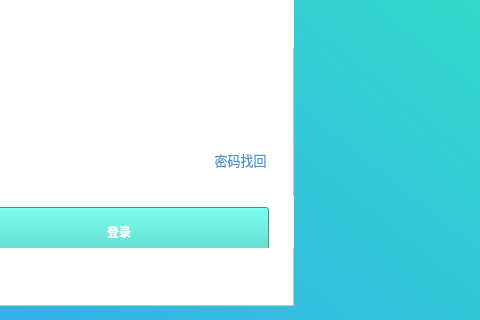
This is Library/Library/library.ui in BooksOcean/BooksOcean as Qt 5 draws it before an edit; both pictures show x 411 to 891 and y 419 to 739 of the 1060 by 850 pixel window. The edited form follows.
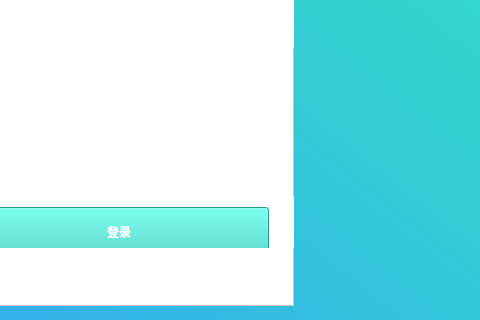
This is the edited form. Icons and pictures are not drawn.

```diff
--- a/Library/Library/library.ui
+++ b/Library/Library/library.ui
@@ -77,30 +77,6 @@
           <property name="frameShadow">
            <enum>QFrame::Raised</enum>
           </property>
-          <widget class="QPushButton" name="pushButton">
-           <property name="geometry">
-            <rect>
-             <x>250</x>
-             <y>440</y>
-             <width>93</width>
-             <height>28</height>
-            </rect>
-           </property>
-           <property name="font">
-            <font>
-             <family>微软雅黑</family>
-             <pointsize>10</pointsize>
-            </font>
-           </property>
-           <property name="styleSheet">
-            <string notr="true">color:#4695d2;
-border:none;
-text-size:20px;</string>
-           </property>
-           <property name="text">
-            <string>密码找回</string>
-           </property>
-          </widget>
           <widget class="QWidget" name="layoutWidget">
            <property name="geometry">
             <rect>
```
Left out of the diff: 5 changed lines with no effect on the pictures.
